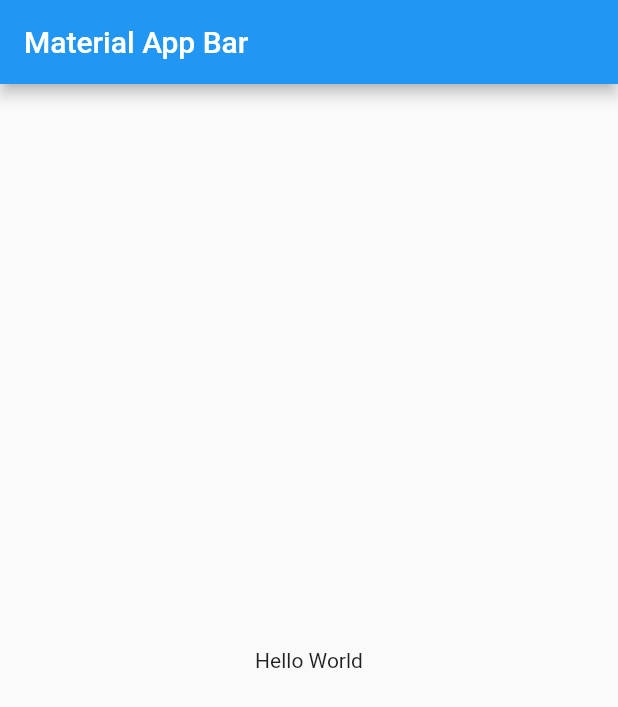
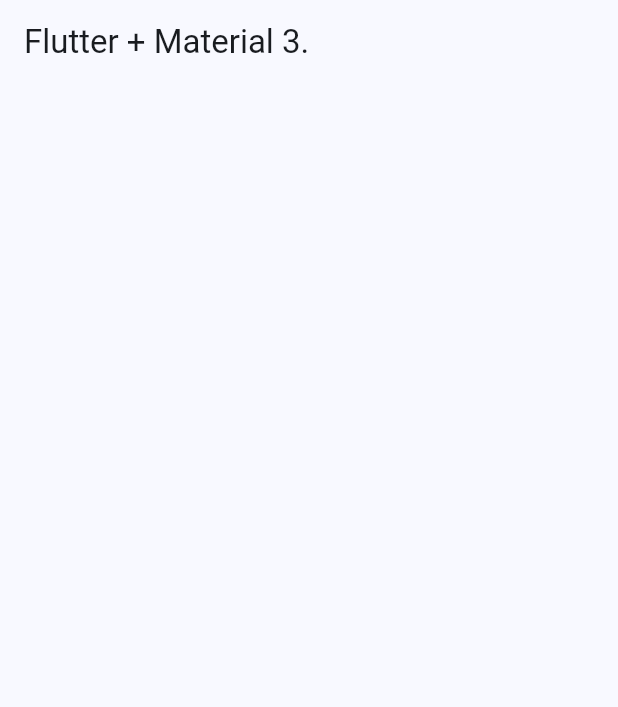
Before and after one commit to hhugo-isc/flutter-bases, a Flutter app: the screen it shows after launch, on a phone screen of 412 x 824 dp. Shown: the top 707 px of the screen. Run offline on Flutter 3.47's test engine with Material 2 defaults, Android fonts, the phone set to English and light mode, and no system bars.

Commit message:
Se modifican estilos de appbar, se agregan menu items y lista, home screen creado

```diff
--- /dev/null
+++ b/lib/config/theme/app_theme.dart
@@ -0,0 +1,29 @@
+import 'package:flutter/material.dart';
+
+const colorList = [
+  Colors.blue,
+  Colors.teal,
+  Colors.green,
+  Colors.orange,
+  Colors.amberAccent,
+  Colors.red
+];
+
+class AppTheme {
+  AppTheme({this.selectedColor = 0})
+      : assert(
+          selectedColor >= 0,
+          'Selected color must be greather than 0',
+        ),
+        assert(
+          selectedColor < colorList.length,
+          'Selected color must be less than or equal to ${colorList.length - 1}',
+        );
+
+  final int selectedColor;
+
+  ThemeData getTheme() => ThemeData(
+      useMaterial3: true,
+      colorSchemeSeed: colorList[selectedColor],
+      appBarTheme: const AppBarTheme(centerTitle: false));
+}
--- a/lib/main.dart
+++ b/lib/main.dart
@@ -1,4 +1,6 @@
 import 'package:flutter/material.dart';
+import 'package:widgetsapp/config/theme/app_theme.dart';
+import 'package:widgetsapp/presentation/screens/home/home_screen.dart';
 
 void main() => runApp(const MyApp());
 
@@ -8,15 +10,9 @@ class MyApp extends StatelessWidget {
   @override
   Widget build(BuildContext context) {
     return MaterialApp(
-      title: 'Material App',
-      home: Scaffold(
-        appBar: AppBar(
-          title: const Text('Material App Bar'),
-        ),
-        body: const Center(
-          child: Text('Hello World'),
-        ),
-      ),
-    );
+        debugShowCheckedModeBanner: false,
+        title: 'Material App',
+        theme: AppTheme(selectedColor: 0).getTheme(),
+        home: const HomeScreen());
   }
 }
--- /dev/null
+++ b/lib/presentation/screens/home/home_screen.dart
@@ -0,0 +1,15 @@
+import 'package:flutter/material.dart';
+
+class HomeScreen extends StatelessWidget {
+  const HomeScreen({super.key});
+
+  @override
+  Widget build(BuildContext context) {
+    return Scaffold(
+      appBar: AppBar(
+        title: const Text('Flutter + Material 3.'),
+        centerTitle: false,
+      ),
+    );
+  }
+}
```
Also changed, not shown: lib/config/menu/menu_items.dart (added, +30 -0 lines).
